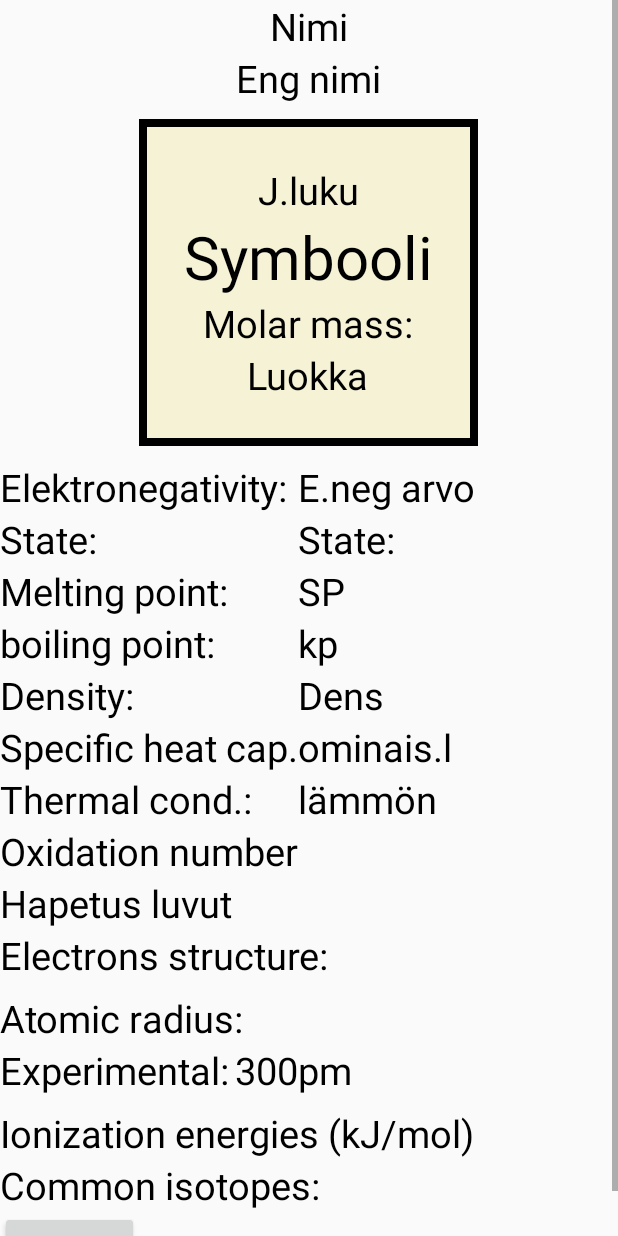
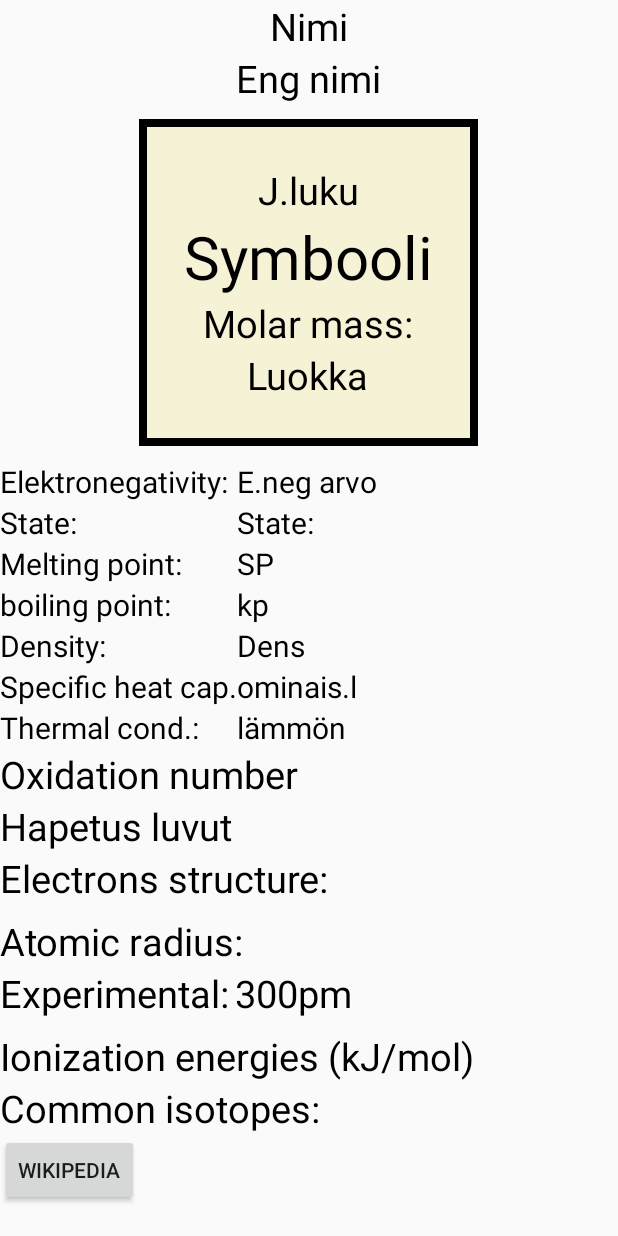
Before and after one commit to mattijarvensivu/Kaava-app, an Android app: the layout alkuaine_large.xml on its own in the app's theme, with its tools: preview values and no code run, on a phone screen of 412 x 824 dp. Run offline under Robolectric (Android 15) with nearby library versions, the phone set to English and light mode, and no system bars.

Commit message:
fiksattiin alkuaine_large viewiä

```diff
--- a/app/src/main/res/layout/alkuaine_large.xml
+++ b/app/src/main/res/layout/alkuaine_large.xml
@@ -109,17 +109,17 @@
                 android:layout_width="wrap_content"
                 android:layout_height="wrap_content"
                 android:id="@+id/txvENegLabel"
-                android:textSize="25dp"
+                android:textSize="20dp"
                 android:text="@string/elektronega"/>
 
             <TextView
 
                 android:textColor="#000000"
-                android:layout_width="match_parent"
+                android:layout_width="wrap_content"
                 android:layout_weight="1"
                 android:layout_height="wrap_content"
                 android:id="@+id/txvENegField"
-                android:textSize="25dp"
+                android:textSize="20dp"
                 android:text="E.neg arvo"/>
         </TableRow>
 
@@ -130,17 +130,17 @@
             android:layout_width="wrap_content"
             android:layout_height="wrap_content"
             android:id="@+id/txvOMLabel"
-            android:textSize="25dp"
+            android:textSize="20dp"
             android:text="@string/olomuoto"/>
 
         <TextView
 
             android:textColor="#000000"
-            android:layout_width="match_parent"
+            android:layout_width="wrap_content"
             android:layout_weight="1"
             android:layout_height="wrap_content"
             android:id="@+id/txvOMField"
-            android:textSize="25dp"
+            android:textSize="20dp"
 
             android:text="@string/olomuoto"/>
     </TableRow>
@@ -152,7 +152,7 @@
             android:layout_width="wrap_content"
             android:layout_height="wrap_content"
             android:id="@+id/txvSPLabel"
-            android:textSize="25dp"
+            android:textSize="20dp"
             android:text="@string/sulamis"/>
 
         <TextView
@@ -161,7 +161,7 @@
             android:layout_width="wrap_content"
             android:layout_height="wrap_content"
             android:id="@+id/txvSPField"
-            android:textSize="25dp"
+            android:textSize="20dp"
             android:text="SP"/>
 
         <ImageView
@@ -178,7 +178,7 @@
             android:layout_width="wrap_content"
             android:layout_height="wrap_content"
             android:id="@+id/txvKPLabel"
-            android:textSize="25dp"
+            android:textSize="20dp"
             android:text="@string/kiehumis"/>
 
         <TextView
@@ -187,7 +187,7 @@
             android:layout_width="wrap_content"
             android:layout_height="wrap_content"
             android:id="@+id/txvKPField"
-            android:textSize="25dp"
+            android:textSize="20dp"
             android:text="kp"/>
 
         <ImageView
@@ -205,7 +205,7 @@
             android:layout_width="wrap_content"
             android:layout_height="wrap_content"
             android:id="@+id/txvDenLabel"
-            android:textSize="25dp"
+            android:textSize="20dp"
             android:text="@string/tiheys"/>
         <TextView
 
@@ -213,7 +213,7 @@
             android:layout_width="wrap_content"
             android:layout_height="wrap_content"
             android:id="@+id/txvDenField"
-            android:textSize="25dp"
+            android:textSize="20dp"
             android:text="Dens"/>
 
         <ImageView
@@ -229,7 +229,7 @@
             android:layout_width="wrap_content"
             android:layout_height="wrap_content"
             android:id="@+id/txvOmLLabel"
-            android:textSize="25dp"
+            android:textSize="20dp"
             android:text="@string/ominaislampo"/>
         <TextView
 
@@ -237,7 +237,7 @@
             android:layout_width="wrap_content"
             android:layout_height="wrap_content"
             android:id="@+id/txvOmLField"
-            android:textSize="25dp"
+            android:textSize="20dp"
             android:text="ominais.l"/>
 
         <ImageView
@@ -253,12 +253,12 @@
             android:layout_width="wrap_content"
             android:layout_height="wrap_content"
             android:id="@+id/txvLJLabel"
-            android:textSize="25dp"
+            android:textSize="20dp"
             android:text="@string/lammonjohta"/>
         <TextView
 
             android:textColor="#000000"
-            android:textSize="25dp"
+            android:textSize="20dp"
             android:layout_width="wrap_content"
             android:layout_height="wrap_content"
             android:id="@+id/txvLJField"
```
